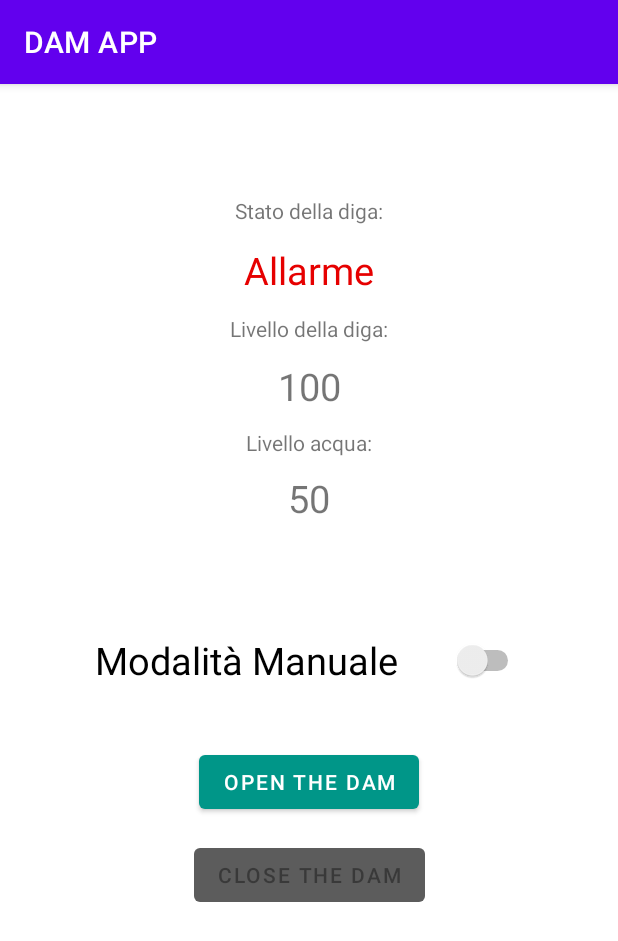
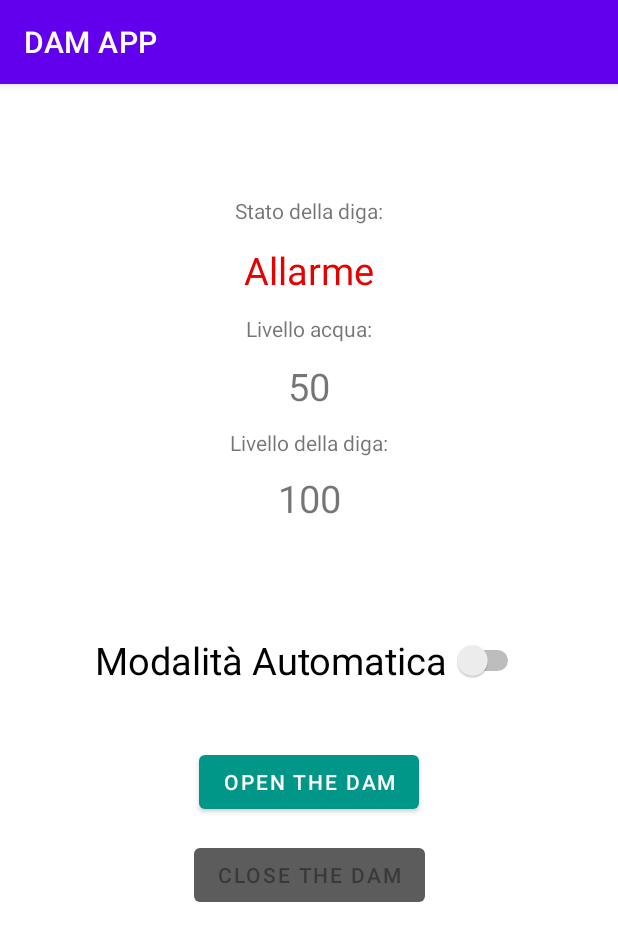
Before and after one commit to w-disaster/seiot-assignments-2020, an Android app: the screen it shows after launch (MainActivity), on a phone screen of 412 x 824 dp. Shown: the top 941 px of the screen. Run offline under Robolectric (Android 15) with nearby library versions, the phone set to English and light mode, and no system bars.

Commit message:
added switch to block buttons and toggle modality

```diff
--- a/smart_dam/src/dam_mobileapp/app/src/main/java/com/dm/dam_mobile/ControlMode.java
+++ b/smart_dam/src/dam_mobileapp/app/src/main/java/com/dm/dam_mobile/ControlMode.java
@@ -1,8 +1,8 @@
 package com.dm.dam_mobile;
 
 public enum ControlMode {
-    MANUAL("Manual", "#5c5c5c", 0),
-    AUTOMATIC("Automatic","#00c400", 1);
+    MANUAL("Modalità Manuale", "#5c5c5c", 0),
+    AUTOMATIC("Modalità Automatica","#00c400", 1);
 
     private final String text;
     private final String color;
--- a/smart_dam/src/dam_mobileapp/app/src/main/java/com/dm/dam_mobile/MainActivity.java
+++ b/smart_dam/src/dam_mobileapp/app/src/main/java/com/dm/dam_mobile/MainActivity.java
@@ -21,6 +21,7 @@ public class MainActivity extends AppCompatActivity {
     private int damLevel;
     private int waterLevel;
     private DamState damState;
+    private ControlMode context;
 
     private TextView damLevelLabel;
     private TextView waterLevelLabel;
@@ -42,6 +43,8 @@ public class MainActivity extends AppCompatActivity {
         this.damLevel = DAM_LEVEL_MAX;
         //water level will also be received by DS
         this.waterLevel = 50;
+
+        this.context = ControlMode.AUTOMATIC;
 
         setContentView(R.layout.activity_main);
 
@@ -122,11 +125,16 @@ public class MainActivity extends AppCompatActivity {
                 this.btnClose.setVisibility(View.VISIBLE);
                 this.btnOpen.setVisibility(View.VISIBLE);
 
-                if(this.damLevel == DAM_LEVEL_MIN){
+                if(context.getCode() > 0){
+                    if(this.damLevel == DAM_LEVEL_MIN){
+                        disableButton(this.btnOpen);
+                    }
+
+                    if(this.damLevel == DAM_LEVEL_MAX){
+                        disableButton(this.btnClose);
+                    }
+                }else{
                     disableButton(this.btnOpen);
-                }
-
-                if(this.damLevel == DAM_LEVEL_MAX){
                     disableButton(this.btnClose);
                 }
             }
@@ -145,6 +153,28 @@ public class MainActivity extends AppCompatActivity {
 
     public void closeDam(View view){
         moveDam(1);
+    }
+
+    public void switchControlMode(View view){
+        //TODO: send request to DS to context witch
+
+        if(this.contextSwicth.isChecked()){
+
+            this.context = ControlMode.MANUAL;
+
+            if(!operationOutOfBounds(1)){
+                enableButton(btnClose);
+            }
+            if(!operationOutOfBounds(-1)) {
+                enableButton(btnOpen);
+            }
+        }else{
+            this.context = ControlMode.AUTOMATIC;
+            disableButton(btnClose);
+            disableButton(btnOpen);
+        }
+
+        this.contextSwicth.setText(this.context.toString());
     }
 
     private void moveDam(final int verse){
--- a/smart_dam/src/dam_mobileapp/app/src/main/res/layout/activity_main.xml
+++ b/smart_dam/src/dam_mobileapp/app/src/main/res/layout/activity_main.xml
@@ -60,7 +60,7 @@
         app:layout_constraintTop_toBottomOf="@+id/stateLabel"
 
         app:layout_constraintVertical_bias="0.02"
-        android:textSize="25dp"
+        android:textSize="25sp"
         android:text="@string/placeholder"/>
 
     <TextView
@@ -72,7 +72,7 @@
         app:layout_constraintBottom_toBottomOf="parent"
         app:layout_constraintLeft_toLeftOf="parent"
         app:layout_constraintRight_toRightOf="parent"
-        app:layout_constraintTop_toBottomOf="@+id/state"
+        app:layout_constraintTop_toBottomOf="@+id/water"
         app:layout_constraintVertical_bias="0.02" />
 
     <TextView
@@ -87,7 +87,7 @@
         app:layout_constraintTop_toBottomOf="@+id/levelLabel"
 
         app:layout_constraintVertical_bias="0.02"
-        android:textSize="25dp"
+        android:textSize="25sp"
         android:text="@string/placeholder"/>
 
     <TextView
@@ -99,7 +99,7 @@
         app:layout_constraintBottom_toBottomOf="parent"
         app:layout_constraintLeft_toLeftOf="parent"
         app:layout_constraintRight_toRightOf="parent"
-        app:layout_constraintTop_toBottomOf="@+id/level"
+        app:layout_constraintTop_toBottomOf="@+id/state"
         app:layout_constraintVertical_bias="0.02" />
 
     <TextView
@@ -114,19 +114,25 @@
         app:layout_constraintTop_toBottomOf="@+id/waterLabel"
 
         app:layout_constraintVertical_bias="0.02"
-        android:textSize="25dp"
+        android:textSize="25sp"
         android:text="@string/placeholder"/>
 
     <Switch
         android:id="@+id/contextSwitch"
         android:layout_width="286dp"
         android:layout_height="53dp"
-        android:text="Modalità Manuale"
-        android:textSize="25dp"
+
+        android:text="@string/mode"
+        android:textOff="@string/auto_mode"
+        android:textOn="@string/manual_mode"
+        android:textSize="25sp"
+
+        android:onClick="switchControlMode"
 
         app:layout_constraintBottom_toBottomOf="parent"
         app:layout_constraintLeft_toLeftOf="parent"
         app:layout_constraintRight_toRightOf="parent"
         app:layout_constraintTop_toTopOf="parent"
-        app:layout_constraintVertical_bias="0.5" />
+        app:layout_constraintVertical_bias="0.5"
+        tools:ignore="UseSwitchCompatOrMaterialXml" />
 </androidx.constraintlayout.widget.ConstraintLayout>
--- a/smart_dam/src/dam_mobileapp/app/src/main/res/values/strings.xml
+++ b/smart_dam/src/dam_mobileapp/app/src/main/res/values/strings.xml
@@ -6,4 +6,7 @@
     <string name="levelLabel" translatable="true">Livello della diga:</string>
     <string name="waterLabel" translatable="true">Livello acqua:</string>
     <string name="placeholder">placeholder</string>
+    <string name="mode">Modalità Automatica</string>
+    <string name="auto_mode">Modalità Automatica</string>
+    <string name="manual_mode">Modalità Manuale</string>
 </resources>
```
